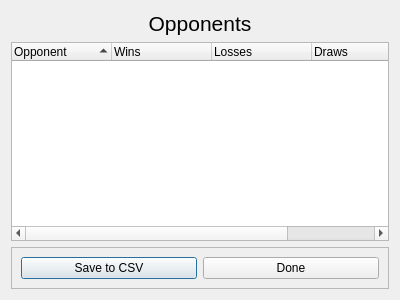
JeffHoogland/qutemtgstats, file UIs/OpponentList.ui: the form before one commit.
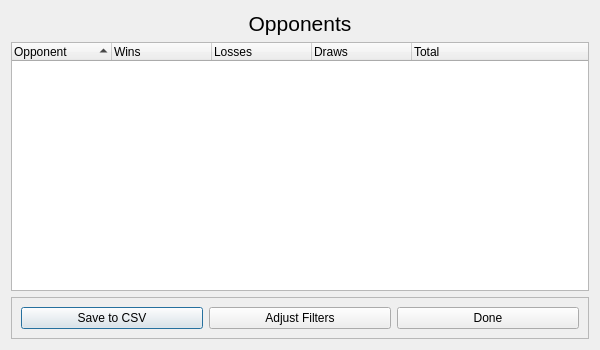
The form after the commit.

Commit message: Finished filter windows update

```diff
--- a/UIs/OpponentList.ui
+++ b/UIs/OpponentList.ui
@@ -6,8 +6,8 @@
    <rect>
     <x>0</x>
     <y>0</y>
-    <width>400</width>
-    <height>300</height>
+    <width>600</width>
+    <height>350</height>
    </rect>
   </property>
   <property name="windowTitle">
@@ -72,6 +72,16 @@
         </property>
        </widget>
       </item>
+      <item>
+       <widget class="QPushButton" name="adjustFiltersButton">
+        <property name="enabled">
+         <bool>true</bool>
+        </property>
+        <property name="text">
+         <string>Adjust Filters</string>
+        </property>
+       </widget>
+      </item>
       <item>
        <widget class="QPushButton" name="cancelButton">
         <property name="text">
```
The commit also changes 27 other files.
